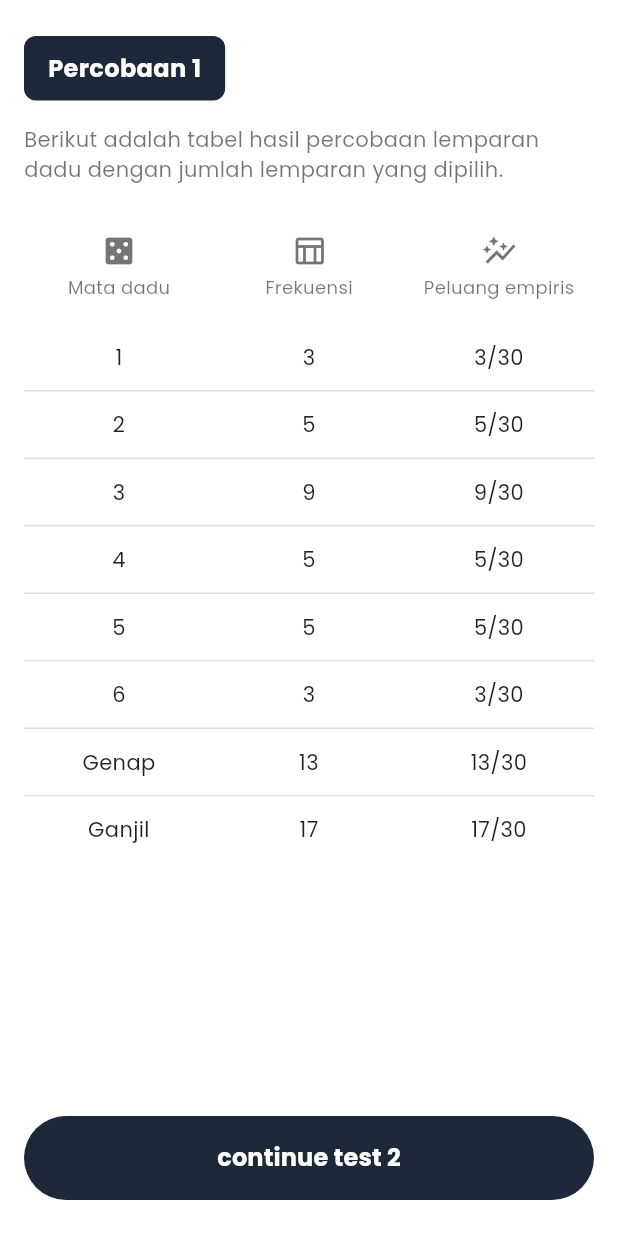
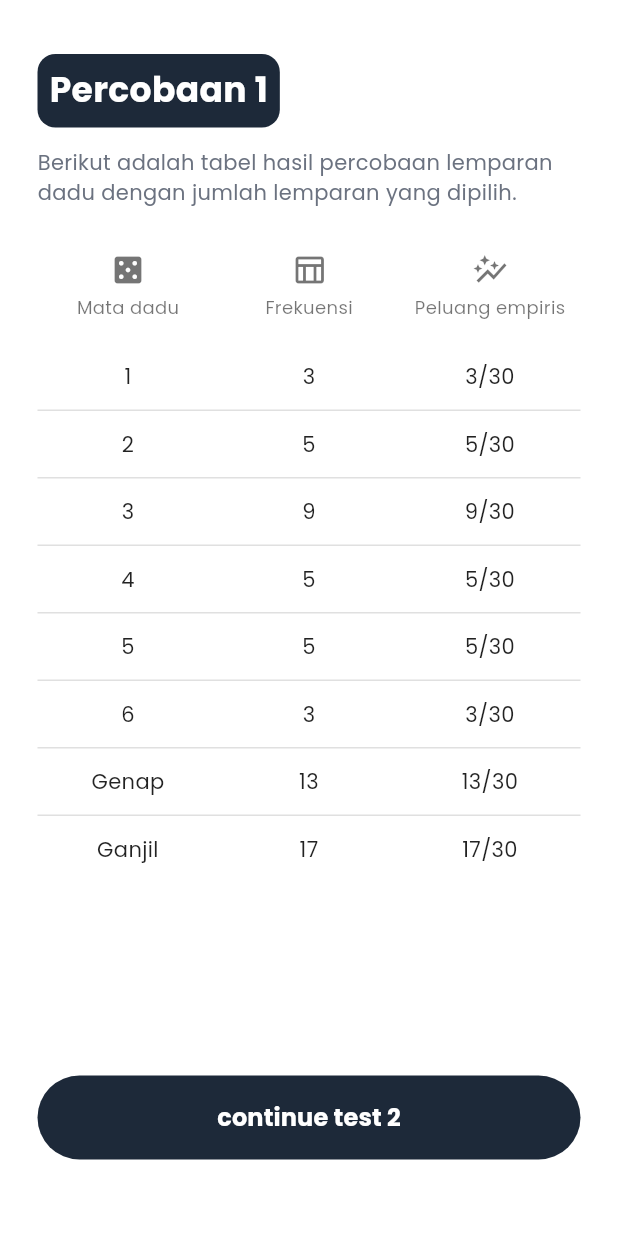
Before and after one commit to Fachryss/PropApp, a Flutter app: the DiceExperimentPage screen opened by its route, after a tap on "30 Kali", after a tap on "Roll the dice", on a phone screen of 412 x 824 dp. Run offline on Flutter 3.47's test engine with Material 3 defaults, Android fonts, the phone set to English and light mode, and no system bars; our stand-ins replace shared_preferences; accounts and stored records are empty.

Commit message:
benerin ui

```diff
--- a/lib/main.dart
+++ b/lib/main.dart
@@ -29,7 +29,7 @@ class MiniEduApp extends StatelessWidget {
           titleLarge: TextStyle(fontFamily: 'Poppins'),
         ),
       ),
-      home: ProbabilitySelectionPage(),
+      home: DiceExperimentPage(),
       routes: appRoutes,
     );
   }
--- a/lib/screen/answer_recap.dart
+++ b/lib/screen/answer_recap.dart
@@ -100,7 +100,7 @@ class _AnswerRecapState extends State<AnswerRecap> {
                   child: Text(
                     style: TextStyle(
                         fontSize: 20,
-                        fontWeight: FontWeight.w500,
+                        fontWeight: FontWeight.w600,
                         color: Colors.white),
                     "Finish",
                   ),
--- a/lib/screen/dice_table_1.dart
+++ b/lib/screen/dice_table_1.dart
@@ -22,40 +22,45 @@ class DiceResultsTablePage1 extends StatelessWidget {
       backgroundColor: Colors.white,
       body: SafeArea(
         child: Padding(
-          padding: const EdgeInsets.symmetric(horizontal: 16.0, vertical: 24.0),
+          padding: const EdgeInsets.fromLTRB(25, 20, 25, 51),
           child: Column(
             crossAxisAlignment: CrossAxisAlignment.start,
             children: [
+              SizedBox(
+                height: 16,
+              ),
               // Header section
               Container(
-                padding:
-                    const EdgeInsets.symmetric(horizontal: 16, vertical: 10),
-                decoration: BoxDecoration(
-                  color: const Color(0xFF1D2939),
-                  borderRadius: BorderRadius.circular(8),
-                ),
-                child: const Text(
-                  'Percobaan 1',
-                  style: TextStyle(
-                    fontSize: 16,
-                    fontWeight: FontWeight.bold,
-                    color: Colors.white,
+                  padding: const EdgeInsets.fromLTRB(8, 8, 8, 8),
+                  decoration: BoxDecoration(
+                    color: const Color(0xFF1D2939),
+                    borderRadius: BorderRadius.circular(12),
                   ),
-                ),
-              ),
+                  child: const IntrinsicWidth(
+                    child: Center(
+                      child: Text(
+                        "Percobaan 1",
+                        style: TextStyle(
+                            fontSize: 23,
+                            fontWeight: FontWeight.w600,
+                            color: Colors.white),
+                      ),
+                    ),
+                  )),
 
-              const SizedBox(height: 16),
+              const SizedBox(height: 13),
 
               // Description text
               const Text(
                 'Berikut adalah tabel hasil percobaan lemparan dadu dengan jumlah lemparan yang dipilih.',
                 style: TextStyle(
                   fontSize: 14,
-                  color: Colors.black54,
+                  fontWeight: FontWeight.w500,
+                  color: Color(0xFF6B7280),
                 ),
               ),
 
-              const SizedBox(height: 32),
+              const SizedBox(height: 30),
 
               // Table header with icons
               Row(
@@ -112,17 +117,23 @@ class DiceResultsTablePage1 extends StatelessWidget {
               const SizedBox(height: 16),
 
               // Table rows for each dice face
-              _buildTableRow('1', results['1'] ?? 0, results['total_rolls'] ?? 0),
+              _buildTableRow(
+                  '1', results['1'] ?? 0, results['total_rolls'] ?? 0),
               _buildDivider(),
-              _buildTableRow('2', results['2'] ?? 0, results['total_rolls'] ?? 0),
+              _buildTableRow(
+                  '2', results['2'] ?? 0, results['total_rolls'] ?? 0),
               _buildDivider(),
-              _buildTableRow('3', results['3'] ?? 0, results['total_rolls'] ?? 0),
+              _buildTableRow(
+                  '3', results['3'] ?? 0, results['total_rolls'] ?? 0),
               _buildDivider(),
-              _buildTableRow('4', results['4'] ?? 0, results['total_rolls'] ?? 0),
+              _buildTableRow(
+                  '4', results['4'] ?? 0, results['total_rolls'] ?? 0),
               _buildDivider(),
-              _buildTableRow('5', results['5'] ?? 0, results['total_rolls'] ?? 0),
+              _buildTableRow(
+                  '5', results['5'] ?? 0, results['total_rolls'] ?? 0),
               _buildDivider(),
-              _buildTableRow('6', results['6'] ?? 0, results['total_rolls'] ?? 0),
+              _buildTableRow(
+                  '6', results['6'] ?? 0, results['total_rolls'] ?? 0),
               _buildDivider(),
 
               // Summary rows (Even and Odd)
```
Also changed, not shown: pubspec.yaml (+0 -7 lines), assets/image/PakRendi.png (added), pubspec.lock, 130 other files.
